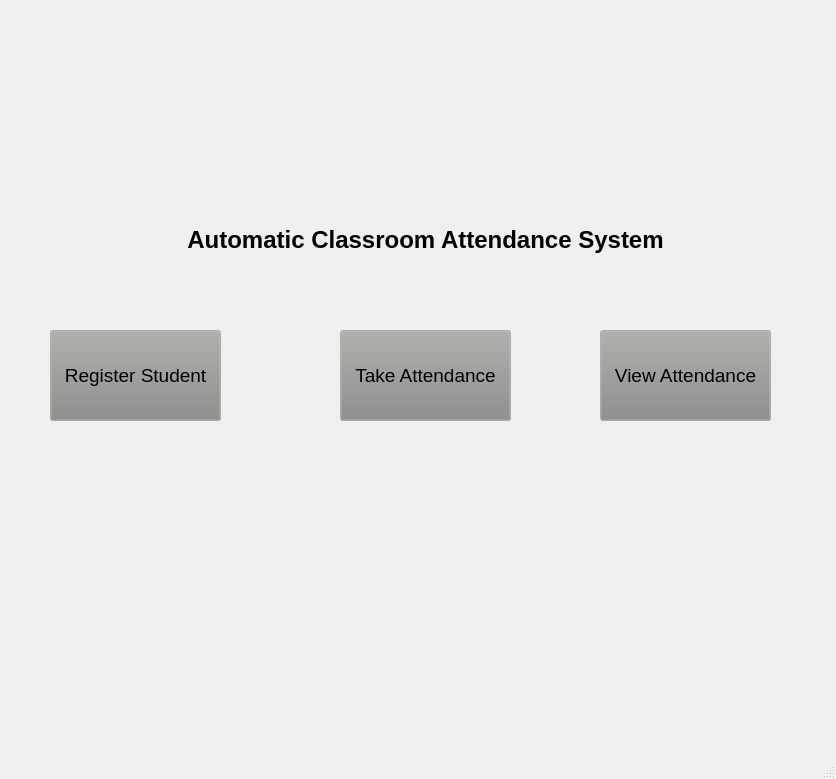
Above: App/ui/home.ui from yonycherkos/automatic-classroom-attendance-system before the change. Below: the same form after it.
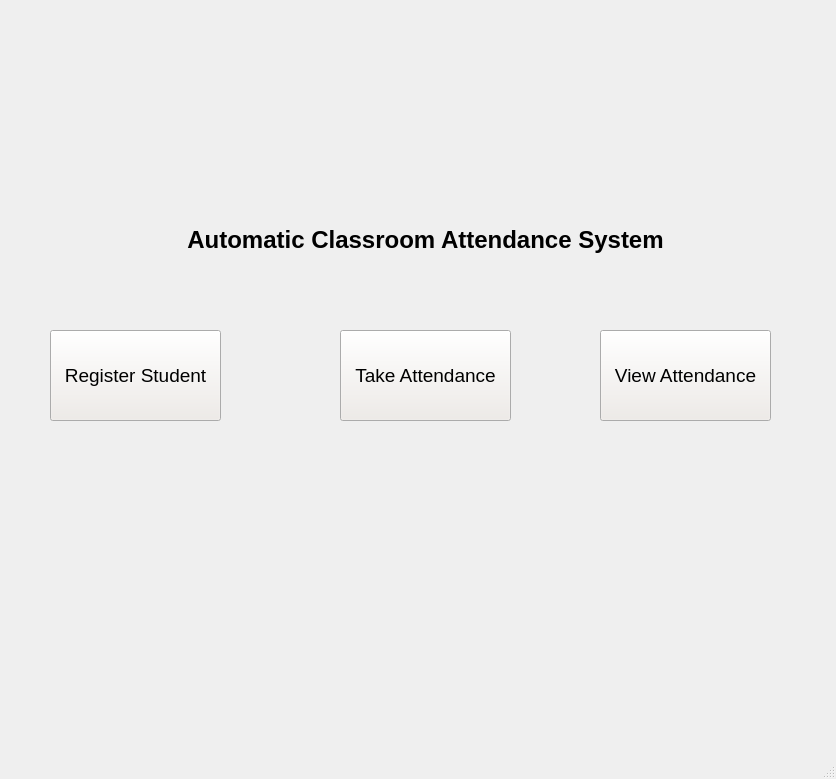
That is the form after the change.

Commit message: configure videolabel widget to fill the screen

```diff
--- a/App/ui/home.ui
+++ b/App/ui/home.ui
@@ -87,6 +87,43 @@
       <height>91</height>
      </rect>
     </property>
+    <property name="palette">
+     <palette>
+      <active>
+       <colorrole role="Button">
+        <brush brushstyle="SolidPattern">
+         <color alpha="255">
+          <red>239</red>
+          <green>235</green>
+          <blue>231</blue>
+         </color>
+        </brush>
+       </colorrole>
+      </active>
+      <inactive>
+       <colorrole role="Button">
+        <brush brushstyle="SolidPattern">
+         <color alpha="255">
+          <red>239</red>
+          <green>235</green>
+          <blue>231</blue>
+         </color>
+        </brush>
+       </colorrole>
+      </inactive>
+      <disabled>
+       <colorrole role="Button">
+        <brush brushstyle="SolidPattern">
+         <color alpha="255">
+          <red>239</red>
+          <green>235</green>
+          <blue>231</blue>
+         </color>
+        </brush>
+       </colorrole>
+      </disabled>
+     </palette>
+    </property>
     <property name="text">
      <string>Register Student</string>
     </property>
@@ -100,6 +137,43 @@
       <height>91</height>
      </rect>
     </property>
+    <property name="palette">
+     <palette>
+      <active>
+       <colorrole role="Button">
+        <brush brushstyle="SolidPattern">
+         <color alpha="255">
+          <red>239</red>
+          <green>235</green>
+          <blue>231</blue>
+         </color>
+        </brush>
+       </colorrole>
+      </active>
+      <inactive>
+       <colorrole role="Button">
+        <brush brushstyle="SolidPattern">
+         <color alpha="255">
+          <red>239</red>
+          <green>235</green>
+          <blue>231</blue>
+         </color>
+        </brush>
+       </colorrole>
+      </inactive>
+      <disabled>
+       <colorrole role="Button">
+        <brush brushstyle="SolidPattern">
+         <color alpha="255">
+          <red>239</red>
+          <green>235</green>
+          <blue>231</blue>
+         </color>
+        </brush>
+       </colorrole>
+      </disabled>
+     </palette>
+    </property>
     <property name="text">
      <string>Take Attendance</string>
     </property>
@@ -113,6 +187,43 @@
       <height>91</height>
      </rect>
     </property>
+    <property name="palette">
+     <palette>
+      <active>
+       <colorrole role="Button">
+        <brush brushstyle="SolidPattern">
+         <color alpha="255">
+          <red>239</red>
+          <green>235</green>
+          <blue>231</blue>
+         </color>
+        </brush>
+       </colorrole>
+      </active>
+      <inactive>
+       <colorrole role="Button">
+        <brush brushstyle="SolidPattern">
+         <color alpha="255">
+          <red>239</red>
+          <green>235</green>
+          <blue>231</blue>
+         </color>
+        </brush>
+       </colorrole>
+      </inactive>
+      <disabled>
+       <colorrole role="Button">
+        <brush brushstyle="SolidPattern">
+         <color alpha="255">
+          <red>239</red>
+          <green>235</green>
+          <blue>231</blue>
+         </color>
+        </brush>
+       </colorrole>
+      </disabled>
+     </palette>
+    </property>
     <property name="text">
      <string>View Attendance</string>
     </property>
```
The commit also changes 6 other files.
